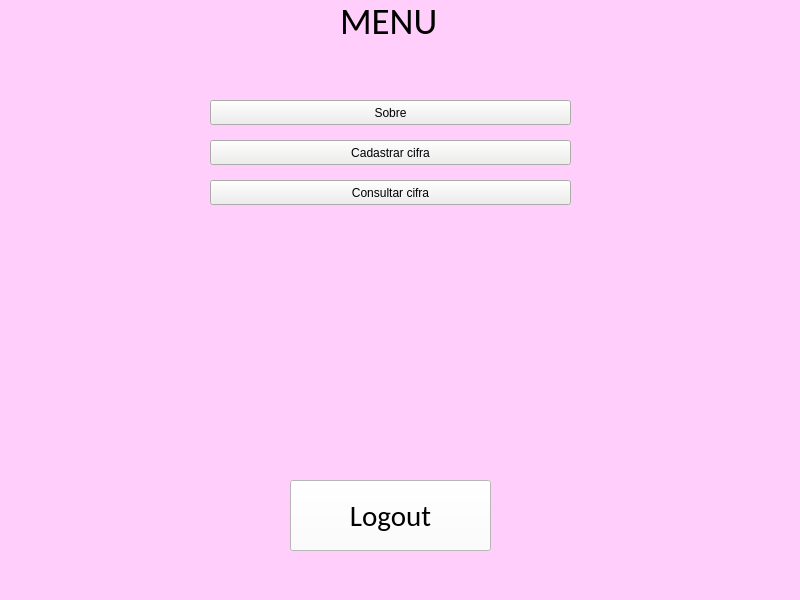
Before: the Qt Designer form segunda_tela.ui in paulameg/TEI-projeto_final, drawn with Qt 5.
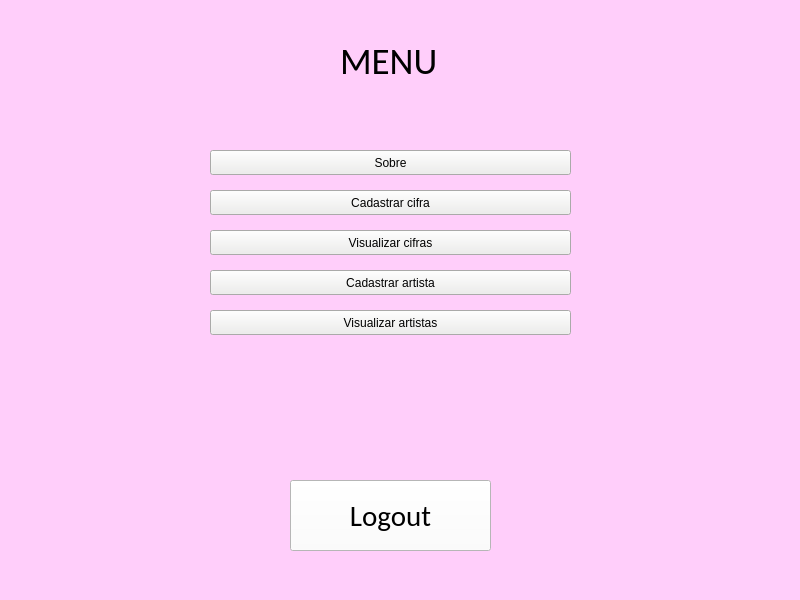
After: the same form once the commit is applied.

The edit to the form file:
```diff
--- a/segunda_tela.ui
+++ b/segunda_tela.ui
@@ -21,7 +21,7 @@
     <property name="geometry">
      <rect>
       <x>340</x>
-      <y>0</y>
+      <y>40</y>
       <width>111</width>
       <height>41</height>
      </rect>
@@ -62,7 +62,7 @@
     <property name="geometry">
      <rect>
       <x>210</x>
-      <y>100</y>
+      <y>150</y>
       <width>361</width>
       <height>25</height>
      </rect>
@@ -78,7 +78,7 @@
     <property name="geometry">
      <rect>
       <x>210</x>
-      <y>140</y>
+      <y>190</y>
       <width>361</width>
       <height>25</height>
      </rect>
@@ -94,7 +94,7 @@
     <property name="geometry">
      <rect>
       <x>210</x>
-      <y>180</y>
+      <y>230</y>
       <width>361</width>
       <height>25</height>
      </rect>
@@ -103,7 +103,39 @@
      <string notr="true">background-color: rgb(238, 238, 236);</string>
     </property>
     <property name="text">
-     <string>Consultar cifra</string>
+     <string>Visualizar cifras</string>
+    </property>
+   </widget>
+   <widget class="QPushButton" name="pushButton_5">
+    <property name="geometry">
+     <rect>
+      <x>210</x>
+      <y>270</y>
+      <width>361</width>
+      <height>25</height>
+     </rect>
+    </property>
+    <property name="styleSheet">
+     <string notr="true">background-color: rgb(238, 238, 236);</string>
+    </property>
+    <property name="text">
+     <string>Cadastrar artista</string>
+    </property>
+   </widget>
+   <widget class="QPushButton" name="pushButton_6">
+    <property name="geometry">
+     <rect>
+      <x>210</x>
+      <y>310</y>
+      <width>361</width>
+      <height>25</height>
+     </rect>
+    </property>
+    <property name="styleSheet">
+     <string notr="true">background-color: rgb(238, 238, 236);</string>
+    </property>
+    <property name="text">
+     <string>Visualizar artistas</string>
     </property>
    </widget>
   </widget>
```
